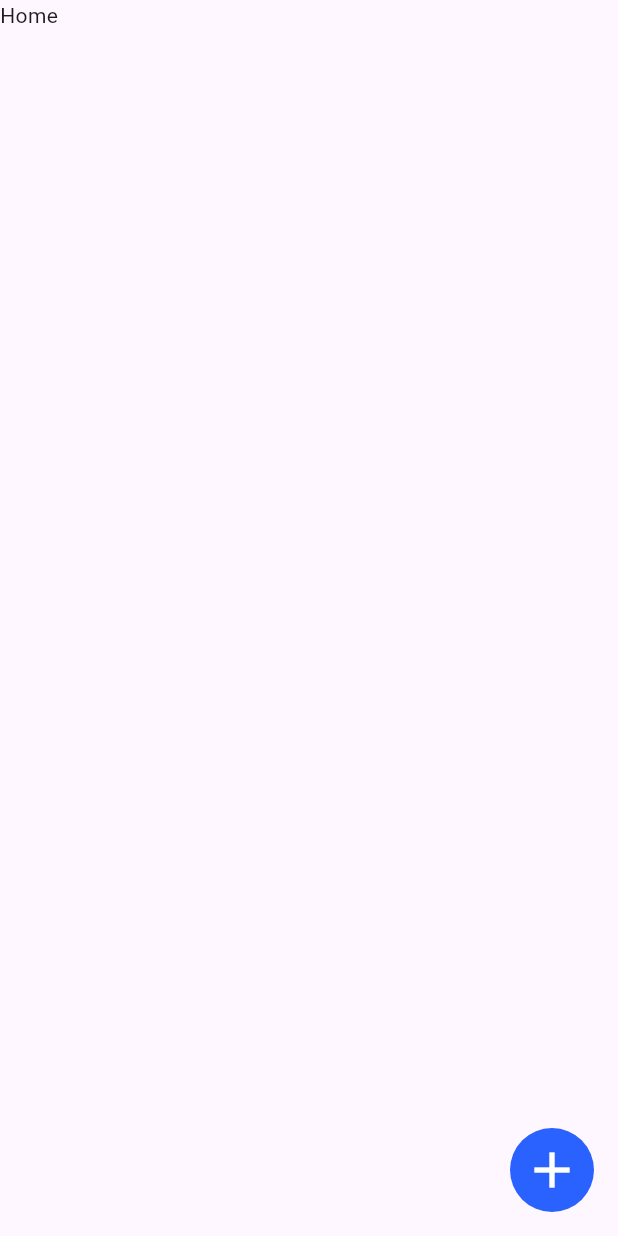
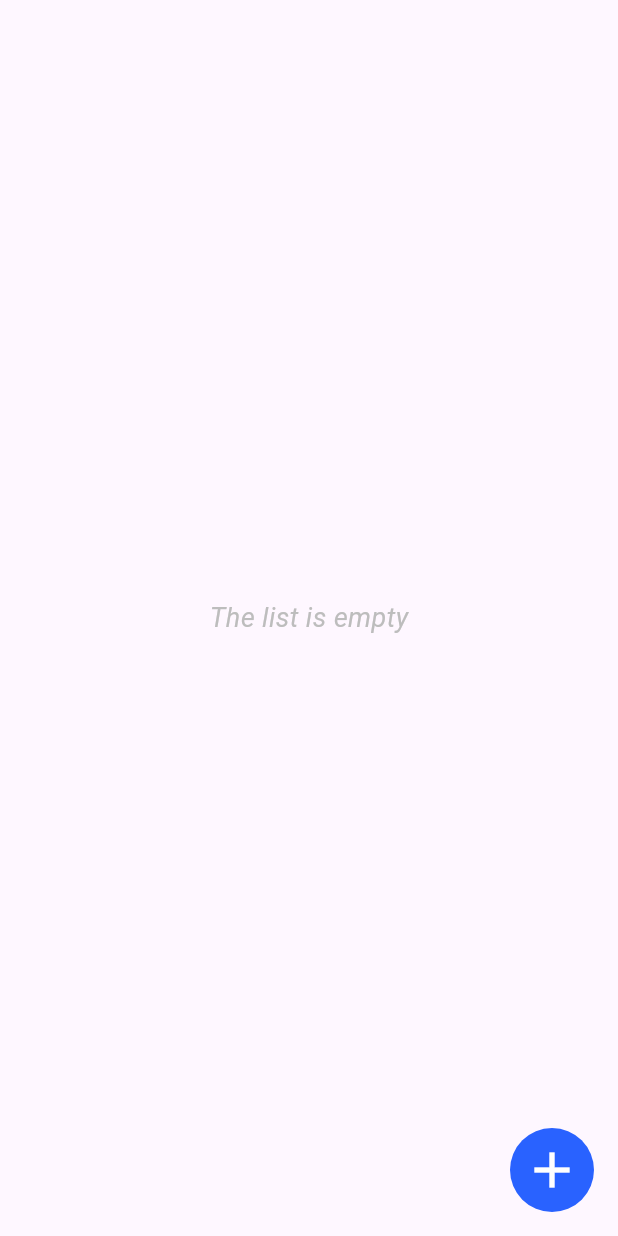
Before and after one commit to ifebles/supabase_feed, a Flutter app: the screen it shows after launch, on a phone screen of 412 x 824 dp. Run offline on Flutter 3.47's test engine with Material 3 defaults, Android fonts, the phone set to English and light mode, and no system bars; our stand-ins replace supabase_flutter; accounts and stored records are empty.

Commit message:
Adding data fetch and presentation

```diff
--- a/lib/pages/home.dart
+++ b/lib/pages/home.dart
@@ -1,4 +1,6 @@
 import 'package:flutter/material.dart';
+import 'package:supabase_feed/widgets/list_entry.dart';
+import 'package:supabase_flutter/supabase_flutter.dart';
 
 class Home extends StatefulWidget {
   const Home({super.key});
@@ -8,10 +10,55 @@ class Home extends StatefulWidget {
 }
 
 class _HomeState extends State<Home> {
+  final client = Supabase.instance.client;
+  var isLoading = true;
+  List<Map<String, dynamic>> data = [];
+
+  void fetchData() async {
+    var result = await client.from('activity').select().catchError((error) {
+      print(error);
+      return [];
+    });
+
+    setState(() {
+      isLoading = false;
+      data = result;
+    });
+  }
+
+  @override
+  void initState() {
+    super.initState();
+    fetchData();
+  }
+
   @override
   Widget build(BuildContext context) {
+    Widget body;
+
+    if (isLoading) {
+      body = const Center(child: CircularProgressIndicator());
+    } else if (data.isEmpty) {
+      body = Center(
+        child: Text(
+          'The list is empty',
+          style: TextStyle(
+            fontSize: 18,
+            color: Colors.grey[400],
+            fontStyle: FontStyle.italic,
+          ),
+        ),
+      );
+    } else {
+      body = ListView.separated(
+        separatorBuilder: (context, index) => const Divider(height: 20),
+        itemCount: data.length,
+        itemBuilder: (context, index) => ListEntry(data[index]),
+      );
+    }
+
     return Scaffold(
-      body: const SafeArea(child: Text('Home')),
+      body: SafeArea(child: body),
       floatingActionButton: IconButton(
         onPressed: () {
           Navigator.pushNamed(context, '/create');
```
